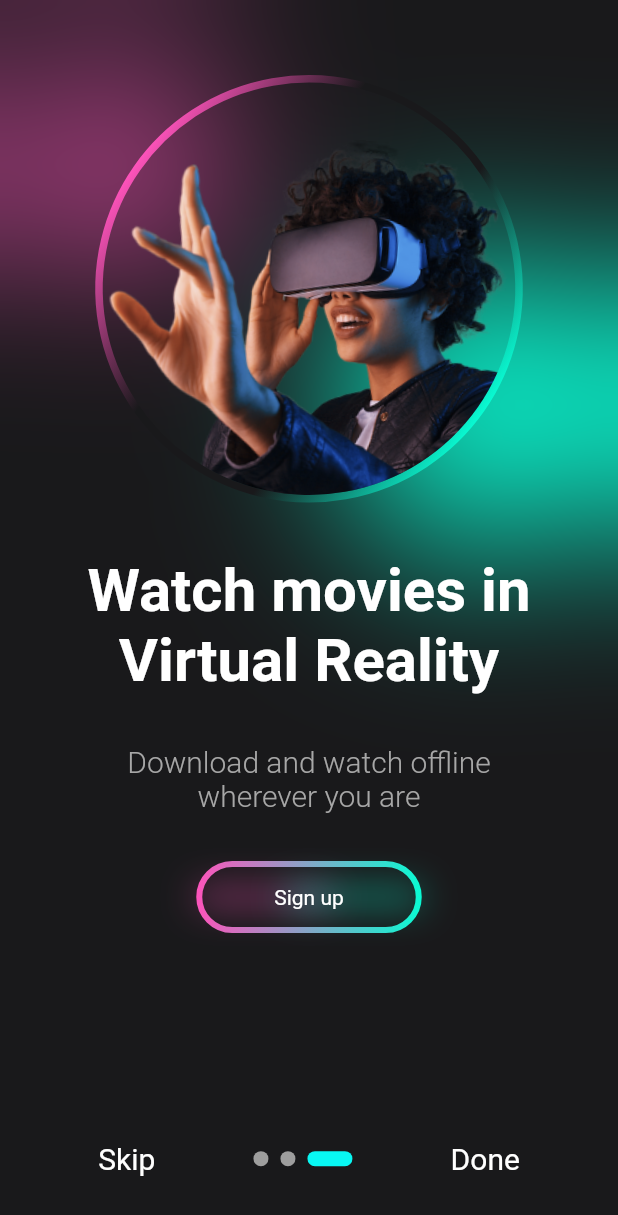
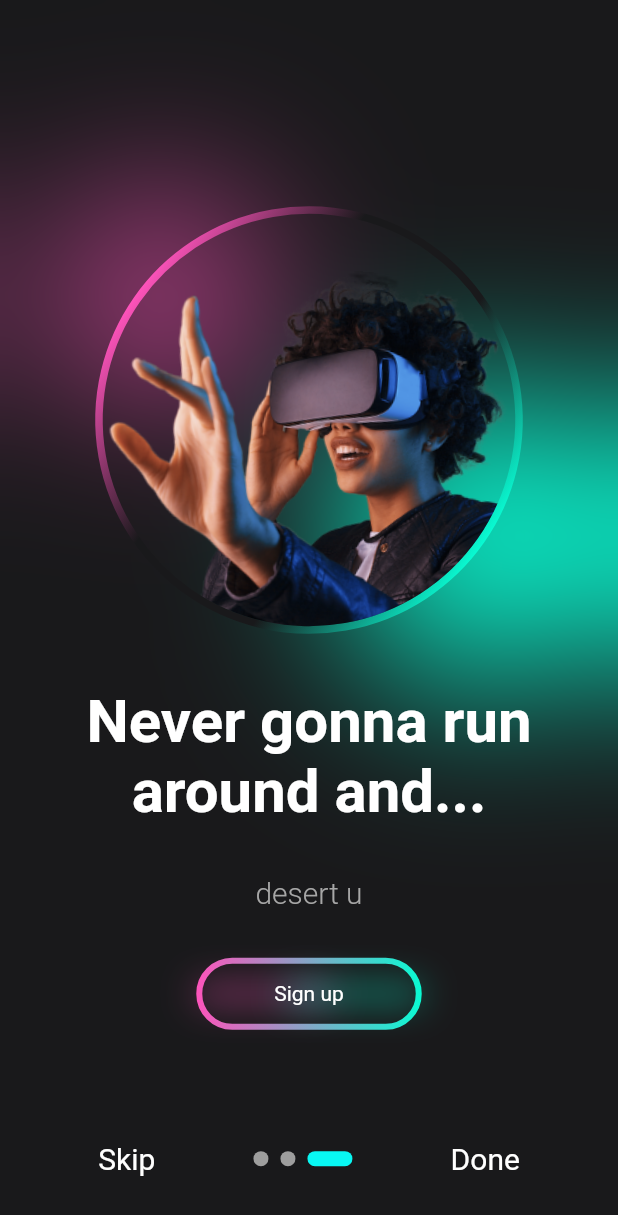
Before and after one commit to riqi3/StreamingApp, a Flutter app: the screen it shows after launch, swiped to page 3, on a phone screen of 412 x 824 dp. Shown: the top 1215 px of the screen. Run offline on Flutter 3.47's test engine with Material 2 defaults, Android fonts, the phone set to English and light mode, and no system bars; drawn by our look-alikes of outline_gradient_button, smooth_page_indicator; our stand-ins replace gradient_borders.

Commit message:
intro update

```diff
--- a/streaming_app/lib/elements/BlurredShape.dart
+++ b/streaming_app/lib/elements/BlurredShape.dart
@@ -19,10 +19,14 @@ class BlurredShape extends StatelessWidget {
 
   @override
   Widget build(BuildContext context) {
-    return Padding(
+    return Align(
+      alignment: Alignment.center,
+      child: Padding(
         padding: EdgeInsets.only(
           left: leftPadding,
+          right: rightPadding,
           top: topPadding,
+          bottom: bottomPadding,
         ),
         child: ClipRRect(
           borderRadius: BorderRadius.circular(500.0),
@@ -34,6 +38,7 @@ class BlurredShape extends StatelessWidget {
             ),
           ),
         ),
+      ),
     );
   }
 }
--- a/streaming_app/lib/pages/IntroScreen.dart
+++ b/streaming_app/lib/pages/IntroScreen.dart
@@ -30,9 +30,18 @@ class _IntroScreenState extends State<IntroScreen> {
               });
             },
             children: [
-              IntroContent(),
-              IntroContent(),
-              IntroContent(),
+              IntroContent(
+                title: 'Watch movies in Virtual Reality',
+                subtitle: 'Download and watch offline wherever you are',
+              ),
+              IntroContent(
+                title: 'Never gonna give u up',
+                subtitle: 'Never gonna let u down',
+              ),
+              IntroContent(
+                title: 'Never gonna run around and...',
+                subtitle: 'desert u',
+              ),
             ],
           ),
           Container(
--- a/streaming_app/lib/widgets/IntroContent.dart
+++ b/streaming_app/lib/widgets/IntroContent.dart
@@ -8,15 +8,19 @@ import 'SignUpButton.dart';
 class IntroContent extends StatelessWidget {
   const IntroContent({
     super.key,
+    required this.title,
+    required this.subtitle,
   });
+
+  final String title, subtitle;
 
   @override
   Widget build(BuildContext context) {
     return Container(
       color: bgColor,
-      child: Padding(
-        padding: const EdgeInsets.only(top: shapeSizing / 2),
       child: Column(
+        mainAxisAlignment: MainAxisAlignment.center,
+        crossAxisAlignment: CrossAxisAlignment.center,
         children: [
           Stack(
             fit: StackFit.loose,
@@ -25,8 +29,8 @@ class IntroContent extends StatelessWidget {
                 shapeWidth: 120,
                 shapeHeight: 120,
                 shapeColor: neonPink,
-                  leftPadding: 20,
-                  rightPadding: 0,
+                leftPadding: 0,
+                rightPadding: 200,
                 topPadding: 0,
                 bottomPadding: 0,
               ),
@@ -50,7 +54,7 @@ class IntroContent extends StatelessWidget {
                 Padding(
                   padding: const EdgeInsets.only(bottom: defaultPadding),
                   child: Text(
-                      'Watch movies in Virtual Reality',
+                    title,
                     textAlign: TextAlign.center,
                     style: TextStyle(
                       color: white,
@@ -63,7 +67,7 @@ class IntroContent extends StatelessWidget {
                   padding:
                       const EdgeInsets.symmetric(horizontal: defaultPadding),
                   child: Text(
-                      'Download and watch offline wherever you are',
+                    subtitle,
                     textAlign: TextAlign.center,
                     style: TextStyle(
                         color: grey,
@@ -72,8 +76,7 @@ class IntroContent extends StatelessWidget {
                   ),
                 ),
                 Padding(
-                    padding:
-                        const EdgeInsets.only(top: defaultPadding),
+                  padding: const EdgeInsets.only(top: defaultPadding),
                   child: SignUpButton(),
                 ),
               ],
@@ -81,7 +84,6 @@ class IntroContent extends StatelessWidget {
           ),
         ],
       ),
-      ),
     );
   }
 }
--- a/streaming_app/lib/widgets/IntroImage.dart
+++ b/streaming_app/lib/widgets/IntroImage.dart
@@ -23,12 +23,14 @@ class IntroImage extends StatelessWidget {
           child: Container(
             decoration: BoxDecoration(
               border: GradientBoxBorder(
-                gradient: LinearGradient(colors: [
+                gradient: LinearGradient(
+                  colors: [
                     neonPink,
                     bgColor,
                     bgColor,
                     neonGreen,
-                ]),
+                  ],
+                ),
                 width: 5,
               ),
               borderRadius: BorderRadius.circular(200),
--- a/streaming_app/pubspec.yaml
+++ b/streaming_app/pubspec.yaml
@@ -40,6 +40,7 @@ dependencies:
   clippy_flutter: ^2.0.0-nullsafety.1
   gradient_borders: ^1.0.0
   outline_gradient_button: ^2.0.0+1
+  responsive_flutter: ^0.0.4
 
 dev_dependencies:
   flutter_test:
```
Also changed, not shown: streaming_app/pubspec.lock. Lines whose indentation alone changed are shown as unchanged.
